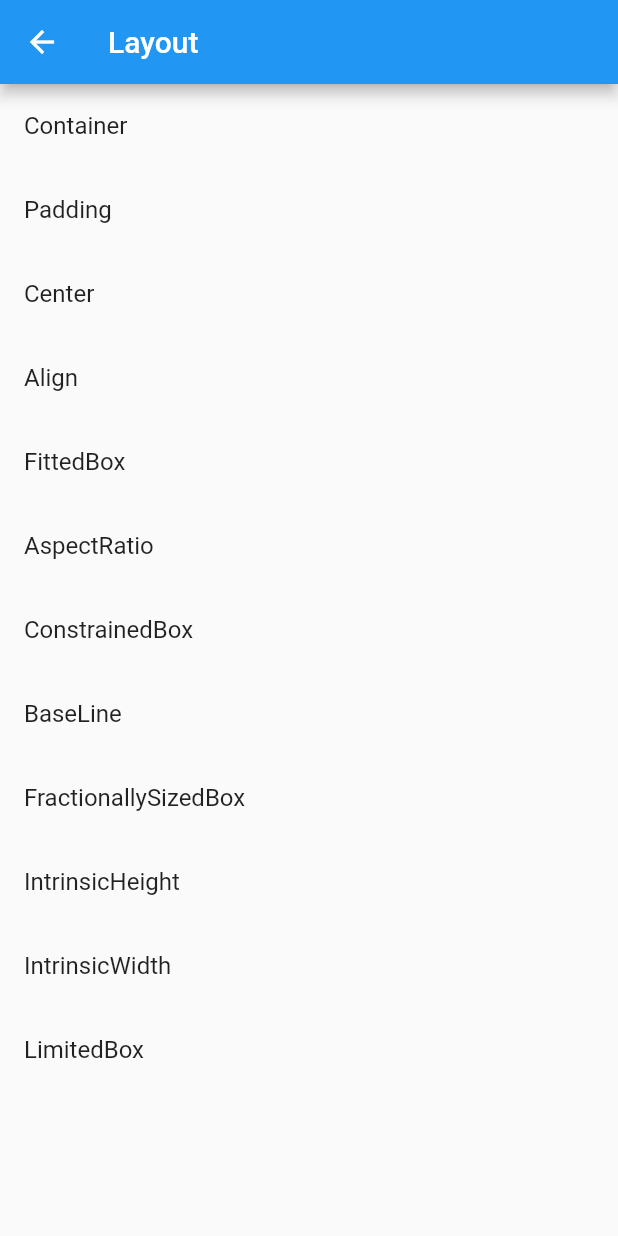
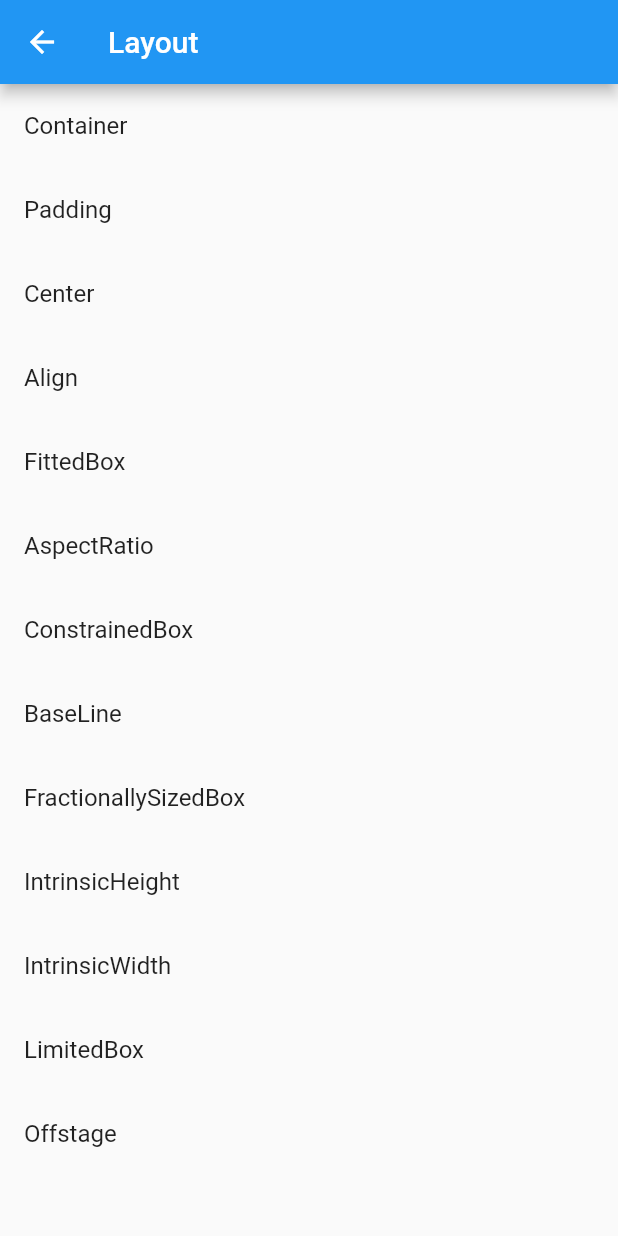
Before and after one commit to bakhtiararifinid/flutter-widgets, a Flutter app: the LayoutPage screen opened by its route, on a phone screen of 412 x 824 dp. Run offline on Flutter 3.47's test engine with Material 2 defaults, Android fonts, the phone set to English and light mode, and no system bars.

Commit message:
offstage page

```diff
--- a/lib/src/App.dart
+++ b/lib/src/App.dart
@@ -20,6 +20,7 @@ import 'package:flutter_widgets/src/pages/intrinsic_width_page.dart';
 import 'package:flutter_widgets/src/pages/layout_page.dart';
 import 'package:flutter_widgets/src/pages/limited_box_page.dart';
 import 'package:flutter_widgets/src/pages/material_page.dart';
+import 'package:flutter_widgets/src/pages/offstage_page.dart';
 import 'package:flutter_widgets/src/pages/padding_page.dart';
 import 'package:flutter_widgets/src/pages/placeholder_page.dart';
 import 'package:flutter_widgets/src/pages/raised_button_page.dart';
@@ -60,6 +61,7 @@ class App extends StatelessWidget {
         '/intrinsic-height': (context) => IntrinsicHeightPage(),
         '/intrinsic-width': (context) => IntrinsicWidthPage(),
         '/limited-box': (context) => LimitedBoxPage(),
+        '/offstage': (context) => OffstagePage(),
         '/material-design': (context) => MaterialDesignPage(),
         '/scaffold': (context) => ScaffoldPage(),
         '/appbar': (context) => AppBarPage(),
--- a/lib/src/pages/layout_page.dart
+++ b/lib/src/pages/layout_page.dart
@@ -57,6 +57,10 @@ class LayoutPage extends StatelessWidget {
             title: Text('LimitedBox'),
             onTap: () => Navigator.of(context).pushNamed('/limited-box'),
           ),
+          ListTile(
+            title: Text('Offstage'),
+            onTap: () => Navigator.of(context).pushNamed('/offstage'),
+          ),
         ],
       ),
     );
--- /dev/null
+++ b/lib/src/pages/offstage_page.dart
@@ -0,0 +1,30 @@
+import 'package:flutter/material.dart';
+
+class OffstagePage extends StatelessWidget {
+  @override
+  Widget build(BuildContext context) {
+    return Scaffold(
+      appBar: AppBar(
+        title: Text('Offstage'),
+      ),
+      body: ListView(
+        children: <Widget>[
+          Text('there is a red box but its not rendered becaus its offstage'),
+          Offstage(
+            child: Container(
+              color: Colors.red,
+              height: 300,
+            ),
+          ),
+          Offstage(
+            offstage: false,
+            child: Container(
+              color: Colors.green,
+              height: 300,
+            ),
+          ),
+        ],
+      ),
+    );
+  }
+}
```
